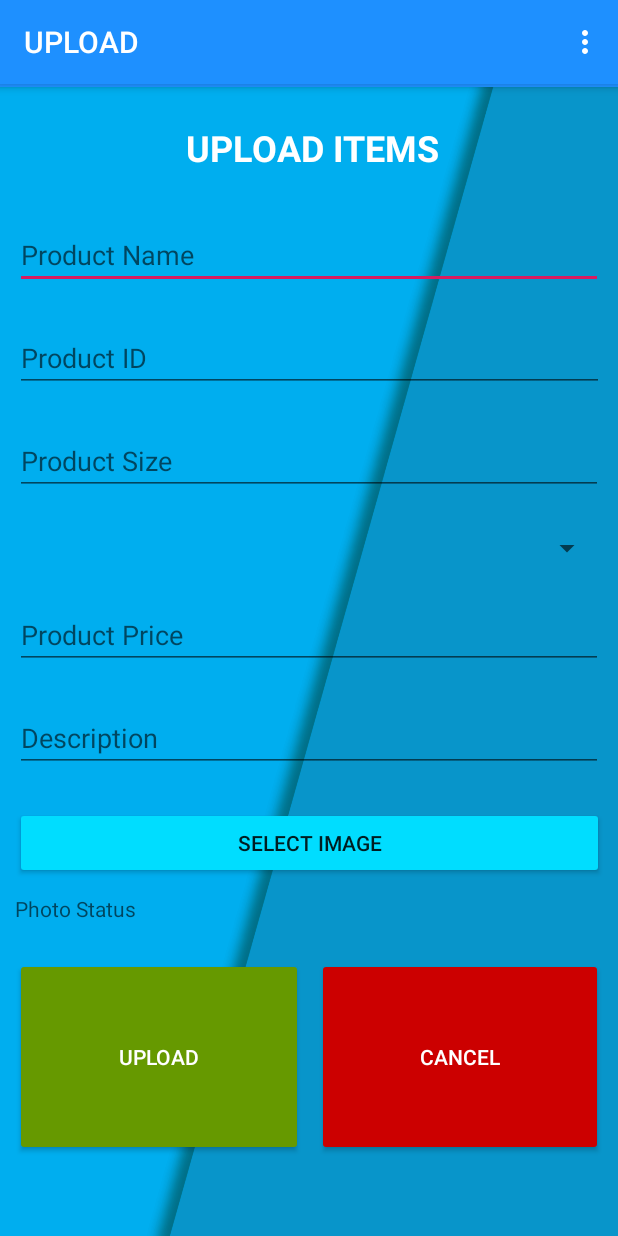
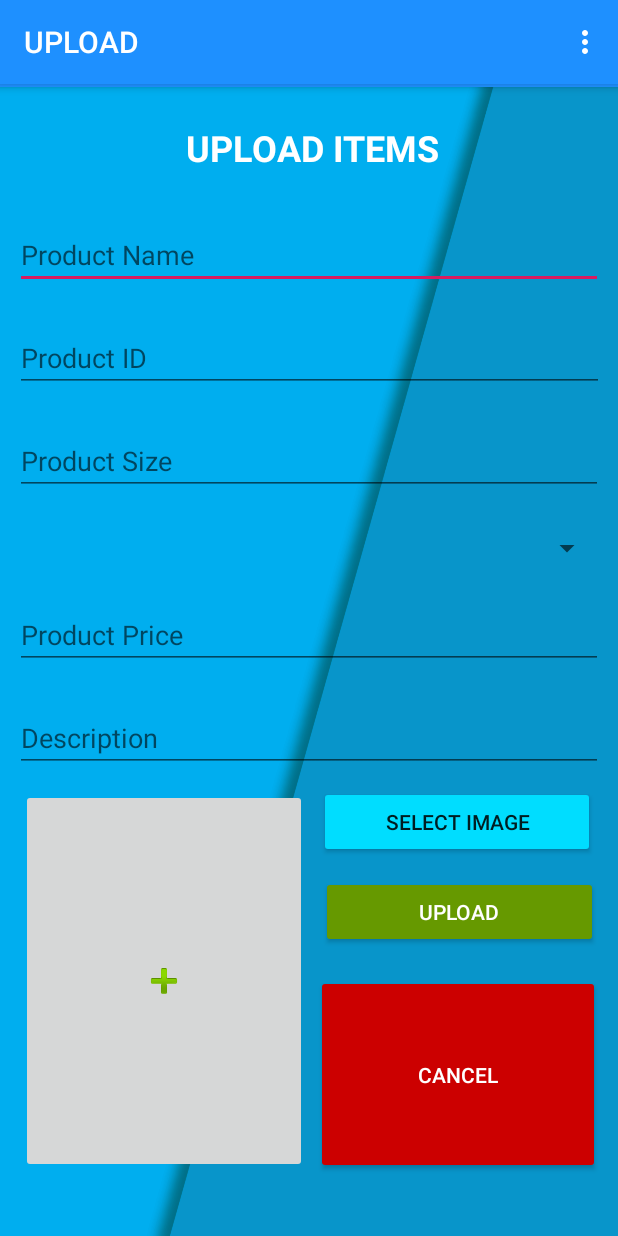
Before and after one commit to naseefnizam/Pohs, an Android app: the Upload screen opened directly, with no data from a screen before it, on a phone screen of 412 x 824 dp. Run offline under Robolectric (Android 15) with nearby library versions, the phone set to English and light mode, and no system bars; libraries missing offline, so code that uses them is left out: com.weiwangcn.betterspinner; plain views replace MaterialBetterSpinner; Roboto replaces fonts that are not available here; 2 statements that could not run were skipped.

Commit message:
with image Button

```diff
--- a/app/src/main/java/com/example/pohs/DashBoard/MainActivity.java
+++ b/app/src/main/java/com/example/pohs/DashBoard/MainActivity.java
@@ -24,7 +24,7 @@ public class MainActivity extends AppCompatActivity {
         mgetstartBtn.setOnClickListener(new View.OnClickListener() {
             @Override
             public void onClick(View v) {
-             Intent intent = new Intent(MainActivity.this,CustomerDashBoard.class);
+             Intent intent = new Intent(MainActivity.this,ShopDashBoard.class);
                 startActivity(intent);
             }
         });
--- a/app/src/main/java/com/example/pohs/DashBoard/Upload.java
+++ b/app/src/main/java/com/example/pohs/DashBoard/Upload.java
@@ -1,10 +1,13 @@
 package com.example.pohs.DashBoard;
 
+import android.content.Intent;
 import android.support.v7.app.AppCompatActivity;
 import android.os.Bundle;
 import android.support.v7.widget.Toolbar;
 import android.view.Menu;
+import android.view.View;
 import android.widget.ArrayAdapter;
+import android.widget.ImageButton;
 
 import com.example.pohs.R;
 import com.weiwangcn.betterspinner.library.material.MaterialBetterSpinner;
@@ -14,6 +17,10 @@ public class Upload extends AppCompatActivity {
     private Toolbar mtoolbar;
     String[] SPINNERLIST ={"Male Item","Female Item","Kids Item"};
 
+    ImageButton imageButton ;
+    private int Gallary_intent =2;
+
+
     @Override
     protected void onCreate(Bundle savedInstanceState) {
         super.onCreate(savedInstanceState);
@@ -22,6 +29,9 @@ public class Upload extends AppCompatActivity {
         mtoolbar = (Toolbar)findViewById(R.id.Upload_dashboard_toolbar);
         //setSupportActionBar(mtoolbar);
         getSupportActionBar().setTitle("UPLOAD");
+
+
+        imageButton = (ImageButton)findViewById(R.id.imgbtn);
 
         //dropdown for dress type
 
@@ -37,4 +47,10 @@ public class Upload extends AppCompatActivity {
 
         return true;
     }
+
+    public void imgbutton(View view) {
+        Intent intent = new Intent(Intent.ACTION_PICK);
+        intent.setType("image/*");
+        startActivityForResult(intent,Gallary_intent);
+    }
 }
--- a/app/src/main/res/layout/activity_upload.xml
+++ b/app/src/main/res/layout/activity_upload.xml
@@ -91,7 +91,7 @@
         android:layout_marginTop="23dp"
         android:layout_marginEnd="10dp"
         android:hint=" Type"
-        android:textColor="#05ab9a"/>
+        android:textColor="#05ab9a" />
 
     <EditText
         android:id="@+id/editText5"
@@ -122,58 +122,59 @@
 
     <Button
         android:id="@+id/selectimagebtn"
-        android:layout_width="match_parent"
+        android:layout_width="184dp"
         android:layout_height="wrap_content"
         android:layout_below="@+id/editText6"
-        android:layout_alignParentStart="true"
         android:layout_alignParentEnd="true"
-        android:layout_marginStart="10dp"
-        android:layout_marginTop="23dp"
-        android:layout_marginEnd="9dp"
+        android:layout_marginTop="9dp"
+        android:layout_marginEnd="15dp"
         android:backgroundTint="@android:color/holo_blue_bright"
         android:text="Select Image" />
-
-    <TextView
-        android:id="@+id/textView3"
-        android:layout_width="match_parent"
-        android:layout_height="wrap_content"
-        android:layout_below="@+id/selectimagebtn"
-        android:layout_alignParentStart="true"
-        android:layout_alignParentEnd="true"
-        android:layout_marginStart="10dp"
-        android:layout_marginTop="10dp"
-        android:layout_marginEnd="9dp"
-        android:hint="Photo Status" />
 
     <Button
         android:id="@+id/button2"
         android:layout_width="192dp"
         android:layout_height="wrap_content"
-        android:layout_below="@+id/textView3"
-        android:layout_alignParentStart="true"
-        android:layout_alignParentBottom="true"
-        android:layout_marginStart="10dp"
-        android:layout_marginTop="23dp"
-        android:layout_marginBottom="53dp"
+        android:layout_below="@+id/selectimagebtn"
+        android:layout_alignStart="@+id/selectimagebtn"
+        android:layout_alignEnd="@+id/selectimagebtn"
+        android:layout_marginStart="1dp"
+        android:layout_marginTop="12dp"
+        android:layout_marginEnd="-2dp"
         android:backgroundTint="@android:color/holo_green_dark"
         android:text="upload"
         android:textColor="@android:color/background_light" />
 
     <Button
         android:id="@+id/button3"
-        android:layout_width="192dp"
+        android:layout_width="188dp"
         android:layout_height="wrap_content"
-        android:layout_below="@+id/textView3"
-        android:layout_alignParentEnd="true"
+        android:layout_below="@+id/button2"
+        android:layout_alignStart="@+id/button2"
+        android:layout_alignEnd="@+id/button2"
         android:layout_alignParentBottom="true"
-        android:layout_marginStart="9dp"
-        android:layout_marginTop="23dp"
-        android:layout_marginEnd="10dp"
-        android:layout_marginBottom="53dp"
-        android:layout_toEndOf="@+id/button2"
+        android:layout_marginStart="-3dp"
+        android:layout_marginTop="18dp"
+        android:layout_marginEnd="-1dp"
+        android:layout_marginBottom="41dp"
         android:backgroundTint="@android:color/holo_red_dark"
         android:text="Cancel"
         android:textColor="@android:color/background_light" />
 
+    <ImageButton
+        android:id="@+id/imgbtn"
+        android:layout_width="190dp"
+        android:layout_height="200dp"
+        android:layout_below="@+id/editText6"
+        android:layout_alignParentStart="true"
+        android:layout_alignParentEnd="true"
+        android:layout_alignParentBottom="true"
+        android:layout_marginStart="14dp"
+        android:layout_marginTop="11dp"
+        android:layout_marginEnd="207dp"
+        android:layout_marginBottom="42dp"
+        app:srcCompat="@android:drawable/ic_input_add"
+        android:onClick="imgbutton"/>
+
 
 </RelativeLayout>
```
Also changed, not shown: 1 other file.
